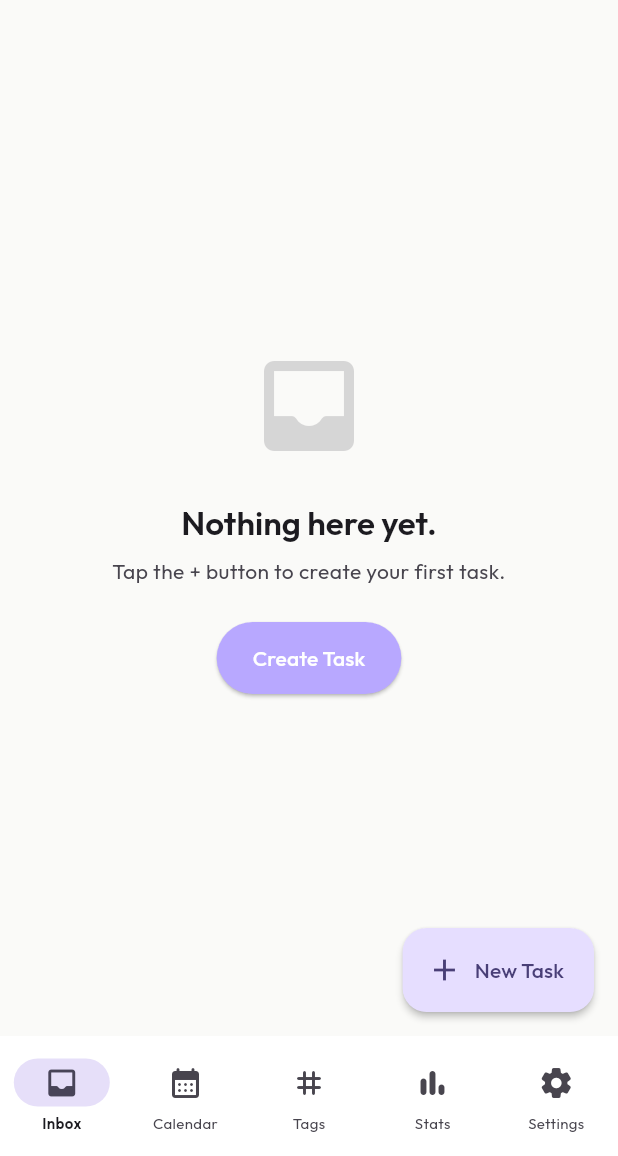
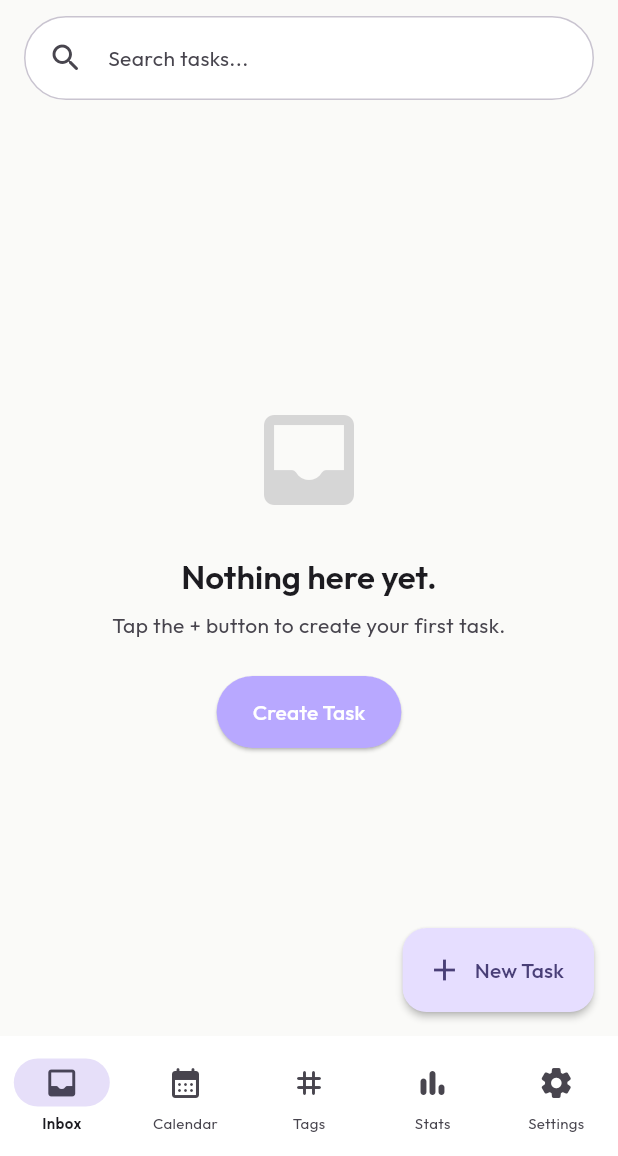
Before and after one commit to PratikBhosale-16/Pastel_Tasks_App, a Flutter app: the screen it shows after launch, on a phone screen of 412 x 824 dp, the part 80-1236 px from its top. Run offline on Flutter 3.47's test engine with Material 3 defaults, Android fonts, the phone set to English and light mode, and no system bars; our stand-ins replace connectivity_plus, equatable, flutter_riverpod, flutter_secure_storage, go_router, isar and 3 more; accounts and stored records are empty; generated files the repository leaves out were written again.

Commit message:
feat(search): implement intelligent task search (M4.3)

```diff
--- a/lib/features/home/presentation/home_screen.dart
+++ b/lib/features/home/presentation/home_screen.dart
@@ -30,6 +30,8 @@ import 'package:pastel_tasks/features/tasks/domain/enums/repeat_rule.dart';
 import 'package:pastel_tasks/features/filter/presentation/providers/filter_providers.dart';
 import 'package:pastel_tasks/features/filter/presentation/widgets/active_filters_row.dart';
 import 'package:pastel_tasks/features/filter/presentation/widgets/filter_bottom_sheet.dart';
+import 'package:pastel_tasks/features/search/presentation/providers/search_providers.dart';
+import 'package:pastel_tasks/features/search/presentation/widgets/task_search_bar.dart';
 import 'package:pastel_tasks/shared/widgets/empty_state/empty_state.dart';
 import 'package:uuid/uuid.dart';
 
@@ -142,7 +144,7 @@ class HomeScreen extends ConsumerWidget {
   Widget build(BuildContext context, WidgetRef ref) {
     final theme = Theme.of(context);
     final colorScheme = theme.colorScheme;
-    final taskListAsync = ref.watch(filteredTasksProvider);
+    final taskListAsync = ref.watch(searchedTasksProvider);
     final todayStr = DateFormat.yMMMMd().format(DateTime.now());
 
     return Scaffold(
@@ -196,6 +198,7 @@ class HomeScreen extends ConsumerWidget {
       ),
       body: Column(
         children: [
+          const TaskSearchBar(),
           const ActiveFiltersRow(),
           Expanded(
             child: AnimatedSwitcher(
--- /dev/null
+++ b/lib/features/search/presentation/widgets/task_search_bar.dart
@@ -0,0 +1,92 @@
+import 'package:flutter/material.dart';
+import 'package:flutter_riverpod/flutter_riverpod.dart';
+import 'package:pastel_tasks/features/search/presentation/providers/search_providers.dart';
+
+/// A reusable search bar for searching tasks.
+class TaskSearchBar extends ConsumerStatefulWidget {
+  const TaskSearchBar({super.key});
+
+  @override
+  ConsumerState<TaskSearchBar> createState() => _TaskSearchBarState();
+}
+
+class _TaskSearchBarState extends ConsumerState<TaskSearchBar> {
+  late final TextEditingController _controller;
+  late final FocusNode _focusNode;
+
+  @override
+  void initState() {
+    super.initState();
+    _controller = TextEditingController(text: ref.read(searchQueryProvider));
+    _focusNode = FocusNode();
+  }
+
+  @override
+  void dispose() {
+    _controller.dispose();
+    _focusNode.dispose();
+    super.dispose();
+  }
+
+  @override
+  Widget build(BuildContext context) {
+    final theme = Theme.of(context);
+    final colorScheme = theme.colorScheme;
+
+    // Listen to provider changes to update the controller if it's cleared from outside
+    ref.listen<String>(searchQueryProvider, (previous, next) {
+      if (next != _controller.text) {
+        _controller.text = next;
+      }
+    });
+
+    return Padding(
+      padding: const EdgeInsets.symmetric(horizontal: 16.0, vertical: 8.0),
+      child: SearchBar(
+        controller: _controller,
+        focusNode: _focusNode,
+        elevation: const WidgetStatePropertyAll(0),
+        backgroundColor: WidgetStatePropertyAll(colorScheme.surface),
+        side: WidgetStatePropertyAll(
+          BorderSide(color: colorScheme.outlineVariant, width: 1),
+        ),
+        padding: const WidgetStatePropertyAll(
+          EdgeInsets.symmetric(horizontal: 16.0),
+        ),
+        hintText: 'Search tasks...',
+        hintStyle: WidgetStatePropertyAll(
+          theme.textTheme.bodyMedium?.copyWith(
+            color: colorScheme.onSurfaceVariant,
+          ),
+        ),
+        textStyle: WidgetStatePropertyAll(
+          theme.textTheme.bodyMedium?.copyWith(
+            color: colorScheme.onSurface,
+          ),
+        ),
+        leading: Icon(
+          Icons.search_rounded,
+          color: colorScheme.onSurfaceVariant,
+        ),
+        trailing: [
+          if (_controller.text.isNotEmpty)
+            IconButton(
+              icon: Icon(
+                Icons.close_rounded,
+                color: colorScheme.onSurfaceVariant,
+              ),
+              tooltip: 'Clear',
+              onPressed: () {
+                _controller.clear();
+                ref.read(searchQueryProvider.notifier).clear();
+                _focusNode.unfocus();
+              },
+            ),
+        ],
+        onChanged: (value) {
+          ref.read(searchQueryProvider.notifier).setQuery(value);
+        },
+      ),
+    );
+  }
+}
```
Also changed, not shown: lib/features/search/presentation/providers/search_providers.dart (added, +82 -0 lines), lib/features/search/presentation/widgets/highlight_text.dart (added, +90 -0 lines), lib/features/tasks/presentation/widgets/task_card/task_card.dart (+10 -3 lines), 4 other files.
